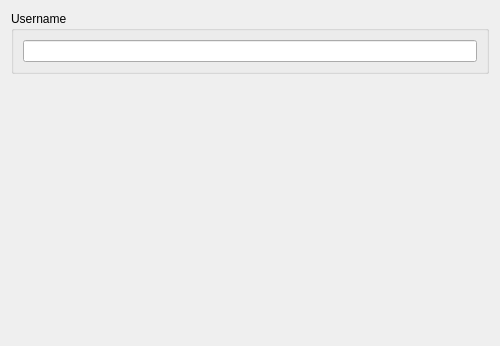
Capsize-Games/airunner, file src/airunner/widgets/user/templates/user_settings.ui: the form before one commit.
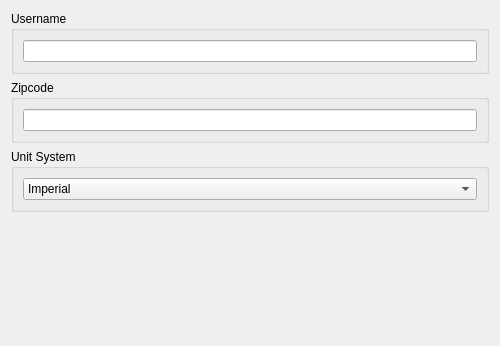
The form after the commit.

Commit message:
Updates to user and bot preferences
- set zipcode on user which will automatically look up lat / long and
location display name.
- ability to change unit type in user preferences
- ability to toggle weather preferences on and off in chatbot
- added lat long helper function
- fixes mistral agent system prompt to remove empty conversation
  summaries.

```diff
--- a/src/airunner/widgets/user/templates/user_settings.ui
+++ b/src/airunner/widgets/user/templates/user_settings.ui
@@ -14,6 +14,41 @@
    <string>Form</string>
   </property>
   <layout class="QGridLayout" name="gridLayout">
+   <item row="2" column="0">
+    <widget class="QGroupBox" name="groupBox_3">
+     <property name="title">
+      <string>Unit System</string>
+     </property>
+     <layout class="QGridLayout" name="gridLayout_2">
+      <item row="0" column="0">
+       <widget class="QComboBox" name="unit_system">
+        <item>
+         <property name="text">
+          <string>Imperial</string>
+         </property>
+        </item>
+        <item>
+         <property name="text">
+          <string>Metric</string>
+         </property>
+        </item>
+       </widget>
+      </item>
+     </layout>
+    </widget>
+   </item>
+   <item row="1" column="0">
+    <widget class="QGroupBox" name="groupBox_2">
+     <property name="title">
+      <string>Zipcode</string>
+     </property>
+     <layout class="QGridLayout" name="gridLayout_4">
+      <item row="0" column="0">
+       <widget class="QLineEdit" name="zipcode"/>
+      </item>
+     </layout>
+    </widget>
+   </item>
    <item row="0" column="0">
     <widget class="QGroupBox" name="groupBox">
      <property name="title">
@@ -26,7 +61,7 @@
      </layout>
     </widget>
    </item>
-   <item row="1" column="0">
+   <item row="3" column="0">
     <spacer name="verticalSpacer">
      <property name="orientation">
       <enum>Qt::Orientation::Vertical</enum>
```
Left out of the diff: 37 changed lines with no effect on the pictures. The commit also changes 10 other files.
